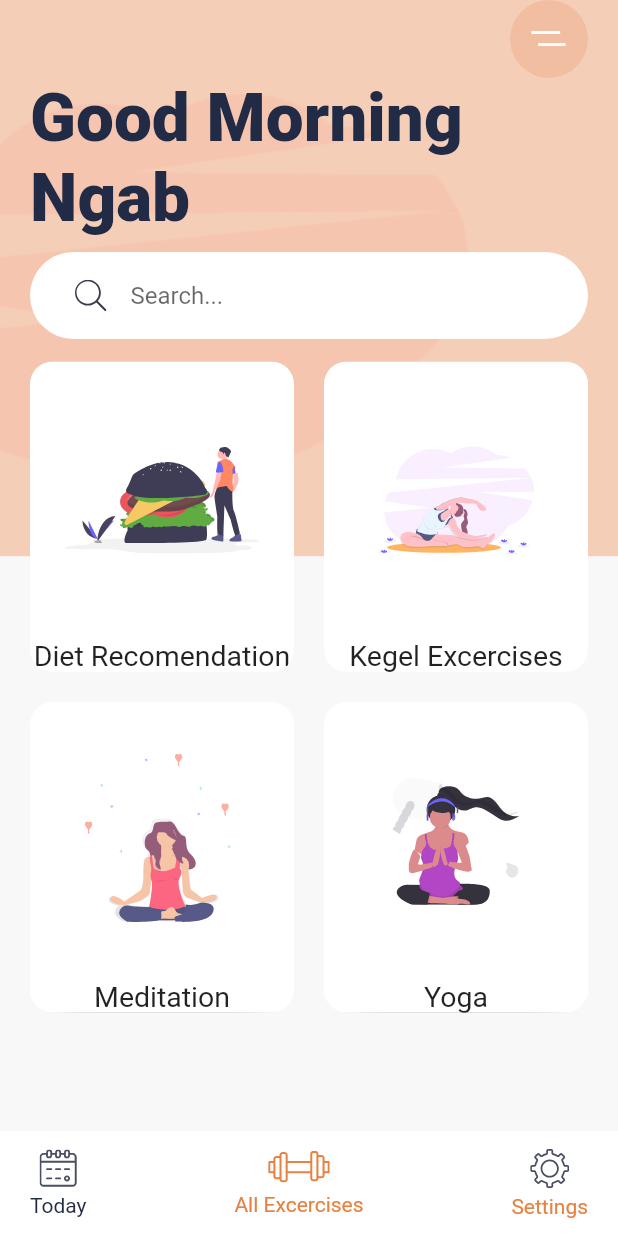
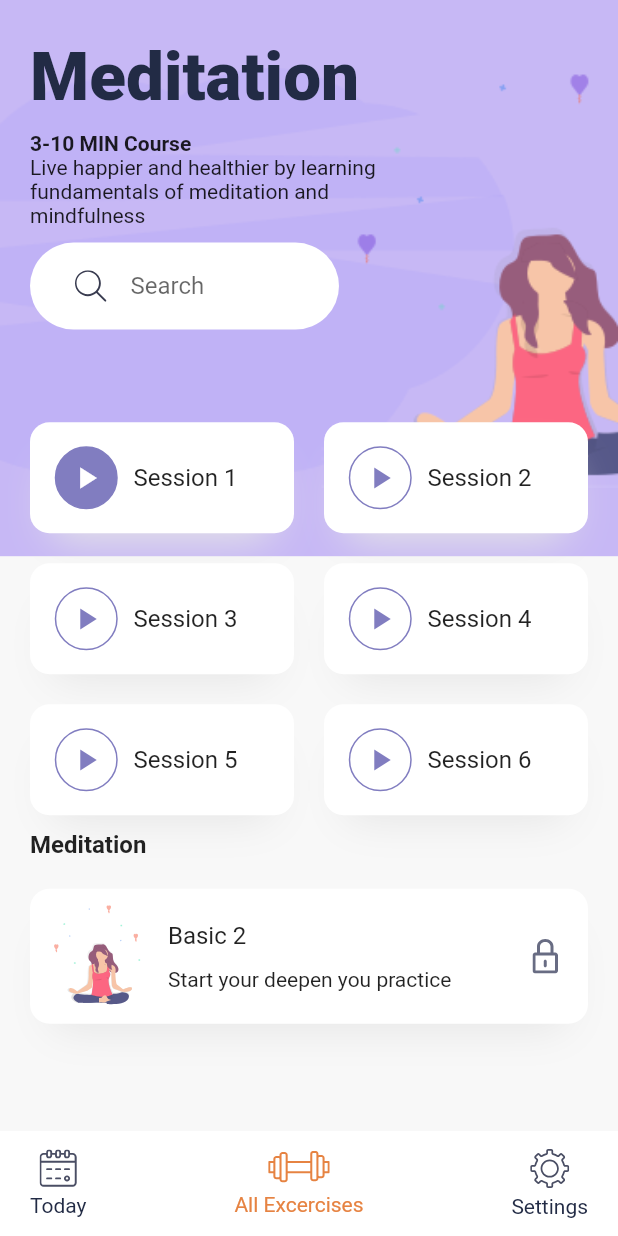
Before and after one commit to LuciferLovesMe/Flutter-Dashboard-Meditation-App-UI, a Flutter app: the screen it shows after launch, after a tap on "Meditation", on a phone screen of 412 x 824 dp. Run offline on Flutter 3.47's test engine with Material 2 defaults, Android fonts, the phone set to English and light mode, and no system bars; our stand-ins replace flutter_svg; missing offline and left inert: dart:ffi.

Commit message:
Finishing UI

```diff
--- a/lib/main.dart
+++ b/lib/main.dart
@@ -1,8 +1,11 @@
 import 'package:flutter/material.dart';
 import 'package:flutter_svg/svg.dart';
 import 'package:ui_flutter_meditation_app/constants.dart';
+import 'package:ui_flutter_meditation_app/screens/detail_screens.dart';
+import 'package:ui_flutter_meditation_app/widgets/search_bar.dart';
 
-import 'card_widget.dart';
+import 'widgets/bottom_navbar.dart';
+import 'widgets/card_widget.dart';
 
 void main() {
   runApp(const MyApp());
@@ -35,34 +38,7 @@
     var size = MediaQuery.of(context).size;
 
     return Scaffold(
-      bottomNavigationBar: Container(
-        padding: EdgeInsets.symmetric(horizontal: 20, vertical: 10),
-        height: 70,
-        color: Colors.white,
-        child: Row(
-          mainAxisAlignment: MainAxisAlignment.spaceBetween,
-          children: <Widget>[
-            BottomNavbarItem(
-              title: "Today",
-              svgSrc: "assets/icons/calendar.svg",
-              press: (){},
-              isActive: false,
-            ),
-            BottomNavbarItem(
-              title: "All Excercises",
-              svgSrc: "assets/icons/gym.svg",
-              press: (){},
-              isActive: true,
-            ),
-            BottomNavbarItem(
-              title: "Settings",
-              svgSrc: "assets/icons/Settings.svg",
-              press: (){},
-              isActive: true,
-            )
-          ],
-        ),
-      ),
+      bottomNavigationBar: BottomNavBar(),
       body: Stack(
         children: <Widget>[
           Container(
@@ -100,18 +76,7 @@
                   SizedBox(
                     height: 10,
                   ),
-                  Container(
-                    padding: EdgeInsets.symmetric(horizontal: 30, vertical: 5),
-                    decoration: BoxDecoration(
-                        borderRadius: BorderRadius.circular(30),
-                        color: Colors.white),
-                    child: TextField(
-                      decoration: InputDecoration(
-                          icon: SvgPicture.asset("assets/icons/search.svg"),
-                          hintText: "Search...",
-                          border: InputBorder.none),
-                    ),
-                  ),
+                  SearchBar(),
                   SizedBox(
                     height: 15,
                   ),
@@ -135,7 +100,12 @@
                         CardWidget(
                           title: "Meditation",
                           svgSrc: "assets/icons/Meditation.svg",
-                          press: () {},
+                          press: () {
+                            Navigator.push(context,
+                                MaterialPageRoute(builder: (context) {
+                              return DetailScreens();
+                            }));
+                          },
                         ),
                         CardWidget(
                           title: "Yoga",
@@ -154,34 +124,3 @@
     );
   }
 }
-
-class BottomNavbarItem extends StatelessWidget {
-  final String title;
-  final String svgSrc;
-  final VoidCallback press;
-  final bool isActive;
-
-  const BottomNavbarItem({
-    Key? key,
-    required this.svgSrc,
-    required this.title,
-    required this.press,
-    this.isActive = false
-    }) : super(key: key);
-
-  @override
-  Widget build(BuildContext context) {
-    return GestureDetector(
-      child: Column(
-        mainAxisAlignment: MainAxisAlignment.spaceAround,
-        children: <Widget>[
-          SvgPicture.asset(svgSrc),
-          Text(
-            title,
-            style: TextStyle(color: (isActive) ? kActiveIconcolor : kTextColor),
-          )
-        ],
-      ),
-    );
-  }
-}
--- /dev/null
+++ b/lib/screens/detail_screens.dart
@@ -0,0 +1,226 @@
+import 'dart:ffi';
+
+import 'package:flutter/material.dart';
+import 'package:flutter_svg/flutter_svg.dart';
+import 'package:ui_flutter_meditation_app/constants.dart';
+import 'package:ui_flutter_meditation_app/main.dart';
+import 'package:ui_flutter_meditation_app/widgets/bottom_navbar.dart';
+
+import '../widgets/search_bar.dart';
+
+class DetailScreens extends StatelessWidget {
+  const DetailScreens({Key? key}) : super(key: key);
+
+  @override
+  Widget build(BuildContext context) {
+    var size = MediaQuery.of(context).size;
+    return Scaffold(
+      bottomNavigationBar: BottomNavBar(),
+      body: Stack(
+        children: <Widget>[
+          Container(
+            height: size.height * .45,
+            decoration: BoxDecoration(
+                color: kBlueLightColor,
+                image: DecorationImage(
+                    image: AssetImage(
+                      "assets/images/meditation_bg.png",
+                    ),
+                    fit: BoxFit.fitWidth)),
+          ),
+          SafeArea(
+            child: Padding(
+              padding: EdgeInsets.symmetric(horizontal: 20),
+              child: SingleChildScrollView(
+                child: Column(
+                  crossAxisAlignment: CrossAxisAlignment.start,
+                  children: <Widget>[
+                    SizedBox(
+                      height: size.height * 0.03,
+                    ),
+                    Text(
+                      "Meditation",
+                      style: Theme.of(context)
+                          .textTheme
+                          .displaySmall!
+                          .copyWith(fontWeight: FontWeight.w900),
+                    ),
+                    SizedBox(
+                      height: 10,
+                    ),
+                    Text(
+                      "3-10 MIN Course",
+                      style: TextStyle(fontWeight: FontWeight.bold),
+                    ),
+                    SizedBox(
+                      width: size.width * .6,
+                      child: Text(
+                          "Live happier and healthier by learning fundamentals of meditation and mindfulness"),
+                    ),
+                    SizedBox(
+                      height: 10,
+                    ),
+                    SizedBox(
+                      width: size.width * .5,
+                      child: SearchBar(),
+                    ),
+                    SizedBox(
+                      height: size.height * .075,
+                    ),
+                    Wrap(
+                      spacing: 20,
+                      runSpacing: 20,
+                      children: <Widget>[
+                        SessionWidget(
+                          num: 1,
+                          isDone: true,
+                          press: () {},
+                        ),
+                        SessionWidget(
+                          num: 2,
+                          isDone: false,
+                          press: () {},
+                        ),
+                        SessionWidget(
+                          num: 3,
+                          isDone: false,
+                          press: () {},
+                        ),
+                        SessionWidget(
+                          num: 4,
+                          isDone: false,
+                          press: () {},
+                        ),
+                        SessionWidget(
+                          num: 5,
+                          isDone: false,
+                          press: () {},
+                        ),
+                        SessionWidget(
+                          num: 6,
+                          isDone: false,
+                          press: () {},
+                        ),
+                      ],
+                    ),
+                    SizedBox(
+                      height: 10,
+                    ),
+                    Text(
+                      "Meditation",
+                      style: Theme.of(context)
+                          .textTheme
+                          .titleMedium!
+                          .copyWith(fontWeight: FontWeight.bold),
+                    ),
+                    Container(
+                      margin: EdgeInsets.symmetric(vertical: 20),
+                      padding: EdgeInsets.all(10),
+                      height: 90,
+                      decoration: BoxDecoration(
+                          color: Colors.white,
+                          borderRadius: BorderRadius.circular(13),
+                          boxShadow: [
+                            BoxShadow(
+                                offset: Offset(0, 17),
+                                blurRadius: 23,
+                                spreadRadius: -13,
+                                color: kShadowColor)
+                          ]),
+                      child: Row(
+                        children: [
+                          SvgPicture.asset(
+                              "assets/icons/Meditation_women_small.svg"),
+                          SizedBox(
+                            width: 10,
+                          ),
+                          Expanded(
+                              child: Column(
+                                mainAxisAlignment: MainAxisAlignment.spaceEvenly,
+                                crossAxisAlignment: CrossAxisAlignment.start,
+                                children: [
+                                  Text(
+                                    "Basic 2",
+                                    style: Theme.of(context).textTheme.subtitle1,
+                                  ),
+                                  Text("Start your deepen you practice")
+                                ],
+                          )),
+                          Padding(
+                            padding: EdgeInsets.all(10),
+                            child: SvgPicture.asset("assets/icons/Lock.svg"),
+                          )
+                        ],
+                      ),
+                    )
+                  ],
+                ),
+              ),
+            ),
+          )
+        ],
+      ),
+    );
+  }
+}
+
+class SessionWidget extends StatelessWidget {
+  final int num;
+  final bool isDone;
+  final VoidCallback press;
+  const SessionWidget(
+      {Key? key, required this.num, required this.isDone, required this.press})
+      : super(key: key);
+
+  @override
+  Widget build(BuildContext context) {
+    return LayoutBuilder(builder: (context, snapshot) {
+      return Container(
+        width: snapshot.maxWidth / 2 - 10,
+        decoration: BoxDecoration(
+            color: Colors.white,
+            boxShadow: [
+              BoxShadow(
+                offset: Offset(0, 17),
+                blurRadius: 23,
+                spreadRadius: -13,
+                color: kShadowColor,
+              )
+            ],
+            borderRadius: BorderRadius.circular(13)),
+        child: Material(
+          color: Colors.transparent,
+          child: InkWell(
+            onTap: () {},
+            child: Padding(
+              padding: EdgeInsets.all(16),
+              child: Row(
+                children: <Widget>[
+                  Container(
+                    height: 42,
+                    width: 43,
+                    decoration: BoxDecoration(
+                        color: (isDone) ? kBlueColor : Colors.white,
+                        shape: BoxShape.circle,
+                        border: Border.all(color: kBlueColor)),
+                    child: Icon(
+                      Icons.play_arrow,
+                      color: (isDone) ? Colors.white : kBlueColor,
+                    ),
+                  ),
+                  SizedBox(
+                    width: 10,
+                  ),
+                  Text(
+                    "Session " + num.toString(),
+                    style: Theme.of(context).textTheme.subtitle1,
+                  )
+                ],
+              ),
+            ),
+          ),
+        ),
+      );
+    });
+  }
+}
--- /dev/null
+++ b/lib/widgets/bottom_navbar.dart
@@ -0,0 +1,41 @@
+import 'package:flutter/material.dart';
+
+import 'navbar_item.dart';
+
+class BottomNavBar extends StatelessWidget {
+  const BottomNavBar({
+    Key? key,
+  }) : super(key: key);
+
+  @override
+  Widget build(BuildContext context) {
+    return Container(
+      padding: EdgeInsets.symmetric(horizontal: 20, vertical: 10),
+      height: 70,
+      color: Colors.white,
+      child: Row(
+        mainAxisAlignment: MainAxisAlignment.spaceBetween,
+        children: <Widget>[
+          BottomNavbarItem(
+            title: "Today",
+            svgSrc: "assets/icons/calendar.svg",
+            press: () {},
+            isActive: false,
+          ),
+          BottomNavbarItem(
+            title: "All Excercises",
+            svgSrc: "assets/icons/gym.svg",
+            press: () {},
+            isActive: true,
+          ),
+          BottomNavbarItem(
+            title: "Settings",
+            svgSrc: "assets/icons/Settings.svg",
+            press: () {},
+            isActive: false,
+          )
+        ],
+      ),
+    );
+  }
+}
--- /dev/null
+++ b/lib/widgets/navbar_item.dart
@@ -0,0 +1,35 @@
+import 'package:flutter/material.dart';
+import 'package:flutter_svg/svg.dart';
+
+import '../constants.dart';
+
+class BottomNavbarItem extends StatelessWidget {
+  final String title;
+  final String svgSrc;
+  final VoidCallback press;
+  final bool isActive;
+
+  const BottomNavbarItem(
+      {Key? key,
+      required this.svgSrc,
+      required this.title,
+      required this.press,
+      this.isActive = false})
+      : super(key: key);
+
+  @override
+  Widget build(BuildContext context) {
+    return GestureDetector(
+      child: Column(
+        mainAxisAlignment: MainAxisAlignment.spaceAround,
+        children: <Widget>[
+          SvgPicture.asset(svgSrc),
+          Text(
+            title,
+            style: TextStyle(color: (isActive) ? kActiveIconcolor : kTextColor),
+          )
+        ],
+      ),
+    );
+  }
+}
--- /dev/null
+++ b/lib/widgets/search_bar.dart
@@ -0,0 +1,24 @@
+import 'package:flutter/material.dart';
+import 'package:flutter_svg/svg.dart';
+
+class SearchBar extends StatelessWidget {
+  const SearchBar({
+    Key? key,
+  }) : super(key: key);
+
+  @override
+  Widget build(BuildContext context) {
+    return Container(
+      padding: EdgeInsets.symmetric(horizontal: 30, vertical: 5),
+      decoration: BoxDecoration(
+          borderRadius: BorderRadius.circular(30),
+          color: Colors.white),
+      child: TextField(
+        decoration: InputDecoration(
+            icon: SvgPicture.asset("assets/icons/search.svg"),
+            hintText: "Search",
+            border: InputBorder.none),
+      ),
+    );
+  }
+}
```
Also changed, not shown: lib/widgets/card_widget.dart (renamed from lib/card_widget.dart).
